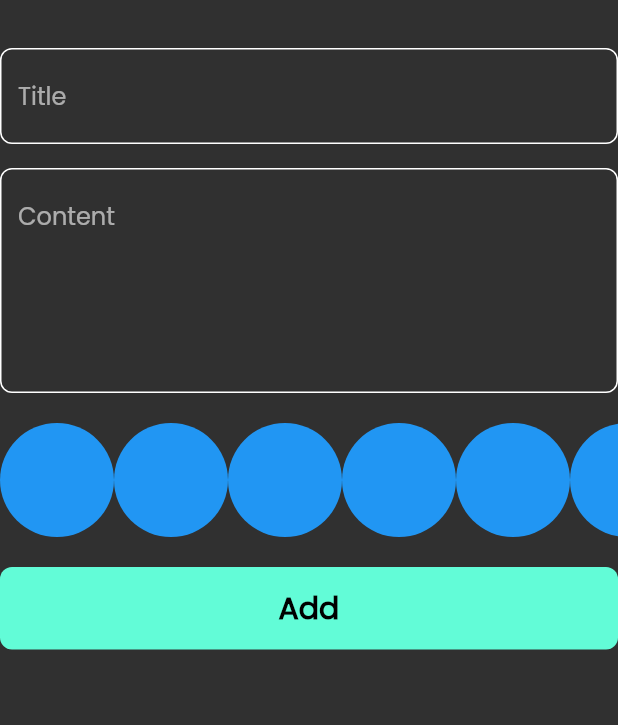
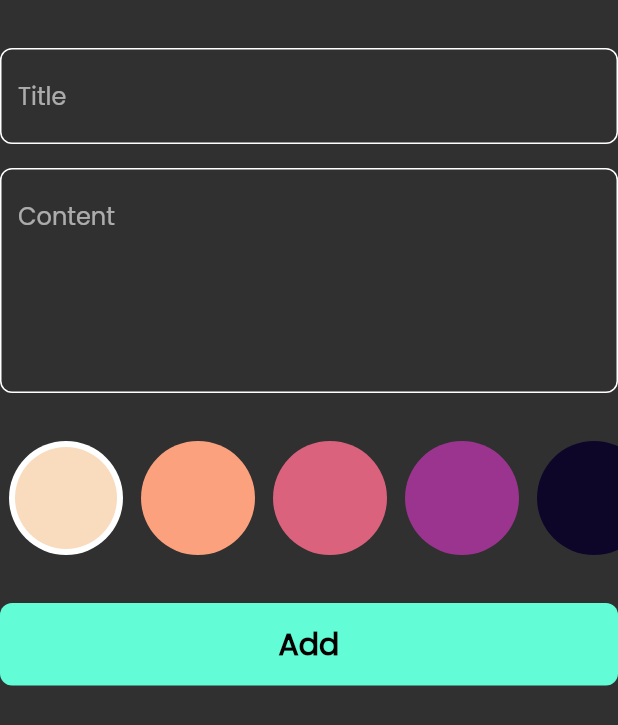
Before and after one commit to marwanmohamed97/note_app, a Flutter app: the AddNotesForm widget shown alone on an empty page, opened directly, on a phone screen of 412 x 824 dp. Shown: the top 725 px of the screen. Run offline on Flutter 3.47's test engine with Material 2 defaults, Android fonts, the phone set to English and light mode, and no system bars; our stand-ins replace bloc, flutter_bloc, font_awesome_flutter, hive, hive_flutter, modal_progress_hud_nsn; accounts and stored records are empty.

Commit message:
Colors list view part tow

```diff
--- a/lib/views/widgets/add_note_form.dart
+++ b/lib/views/widgets/add_note_form.dart
@@ -49,11 +49,11 @@ class _AddNotesFormState extends State<AddNotesForm> {
             maxlines: 5,
           ),
           const SizedBox(
-            height: 20,
+            height: 32,
           ),
           const ColorsListView(),
           const SizedBox(
-            height: 20,
+            height: 32,
           ),
           BlocBuilder<AddNoteCubit, AddNoteState>(
             builder: (context, state) {
--- a/lib/views/widgets/colors_list_view.dart
+++ b/lib/views/widgets/colors_list_view.dart
@@ -1,19 +1,46 @@
 import 'package:flutter/material.dart';
 
 class ColorItem extends StatelessWidget {
-  const ColorItem({Key? key}) : super(key: key);
+  const ColorItem({Key? key, required this.isActive, required this.color})
+      : super(key: key);
 
+  final bool isActive;
+  final Color color;
   @override
   Widget build(BuildContext context) {
-    return const CircleAvatar(
-      radius: 38,
-      backgroundColor: Colors.blue,
-    );
+    return isActive
+        ? CircleAvatar(
+            radius: 38,
+            backgroundColor: Colors.white,
+            child: CircleAvatar(
+              radius: 34,
+              backgroundColor: color,
+            ),
+          )
+        : CircleAvatar(
+            radius: 38,
+            backgroundColor: color,
+          );
   }
 }
 
-class ColorsListView extends StatelessWidget {
+class ColorsListView extends StatefulWidget {
   const ColorsListView({Key? key}) : super(key: key);
+
+  @override
+  State<ColorsListView> createState() => _ColorsListViewState();
+}
+
+class _ColorsListViewState extends State<ColorsListView> {
+  int currentIndex = 0;
+
+  List<Color> colors = const [
+    Color(0xffF9DBBD),
+    Color(0xffFCA17D),
+    Color(0xffDA627D),
+    Color(0xff9A348E),
+    Color(0xff0D0628),
+  ];
 
   @override
   Widget build(BuildContext context) {
@@ -21,9 +48,19 @@ class ColorsListView extends StatelessWidget {
       height: 38 * 2,
       child: ListView.builder(
         scrollDirection: Axis.horizontal,
-        itemCount: 10,
+        itemCount: colors.length,
         itemBuilder: (context, index) {
-          return const ColorItem();
+          return Padding(
+            padding: EdgeInsets.symmetric(horizontal: 6),
+            child: GestureDetector(
+              onTap: () {
+                currentIndex = index;
+                setState(() {});
+              },
+              child: ColorItem(
+                  color: colors[index], isActive: currentIndex == index),
+            ),
+          );
         },
       ),
     );
```
